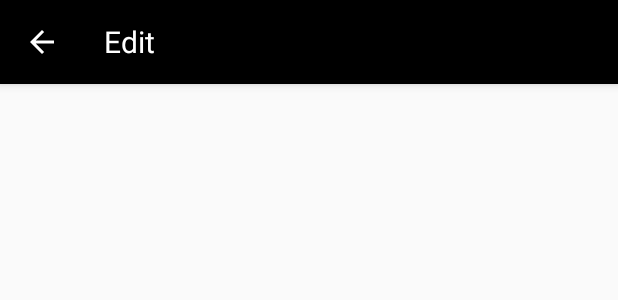
After one commit to 1x31744/skye, an Android app: the layout activity_library_item_edit.xml on its own in the app's theme, with its tools: preview values and no code run, on a phone screen of 412 x 824 dp. The commit adds this screen. Shown: the top 300 px of the screen. Run offline under Robolectric (Android 15) with nearby library versions, the phone set to English and light mode, and no system bars.

Commit message:
Library edit feature 1/2

```diff
--- /dev/null
+++ b/app/src/main/res/layout/activity_library_item_edit.xml
@@ -0,0 +1,43 @@
+<?xml version="1.0" encoding="utf-8"?>
+<androidx.constraintlayout.widget.ConstraintLayout xmlns:android="http://schemas.android.com/apk/res/android"
+    xmlns:app="http://schemas.android.com/apk/res-auto"
+    xmlns:tools="http://schemas.android.com/tools"
+    android:layout_width="match_parent"
+    android:layout_height="match_parent"
+    tools:context=".activities.LIbraryItemEdit">
+
+    <androidx.appcompat.widget.Toolbar
+        android:layout_width="match_parent"
+        android:layout_height="?attr/actionBarSize"
+        android:background="@color/black"
+        android:elevation="4dp"
+        android:theme="@style/ThemeOverlay.AppCompat.Dark.ActionBar"
+        app:layout_constraintEnd_toEndOf="parent"
+        app:layout_constraintStart_toStartOf="parent"
+        app:layout_constraintTop_toTopOf="parent"
+        app:popupTheme="@style/ThemeOverlay.AppCompat.Light">
+
+        <ImageButton
+            android:id="@+id/library_view_back_button"
+            android:layout_width="wrap_content"
+            android:layout_height="wrap_content"
+            android:background="@android:color/transparent"
+            android:src="@drawable/ic_baseline_arrow_back_24"
+            tools:ignore="SpeakableTextPresentCheck"
+            android:contentDescription="TODO" />
+
+
+        <TextView
+            android:id="@+id/toolbar_title"
+            android:layout_width="match_parent"
+            android:layout_height="match_parent"
+            android:layout_marginStart="45sp"
+            android:layout_weight="1"
+            android:gravity="center_vertical"
+            android:text="Edit"
+            android:textColor="#FFFFFF"
+            android:textSize="20sp" />
+
+    </androidx.appcompat.widget.Toolbar>
+
+</androidx.constraintlayout.widget.ConstraintLayout>
```
Also changed, not shown: app/src/main/AndroidManifest.xml (+7 -2 lines), app/src/main/java/com/koopa/skye/Fragments/Main/LibraryFragment.java (+18 -10 lines), app/src/main/java/com/koopa/skye/activities/LIbraryItemEdit.java (added, +23 -0 lines).
